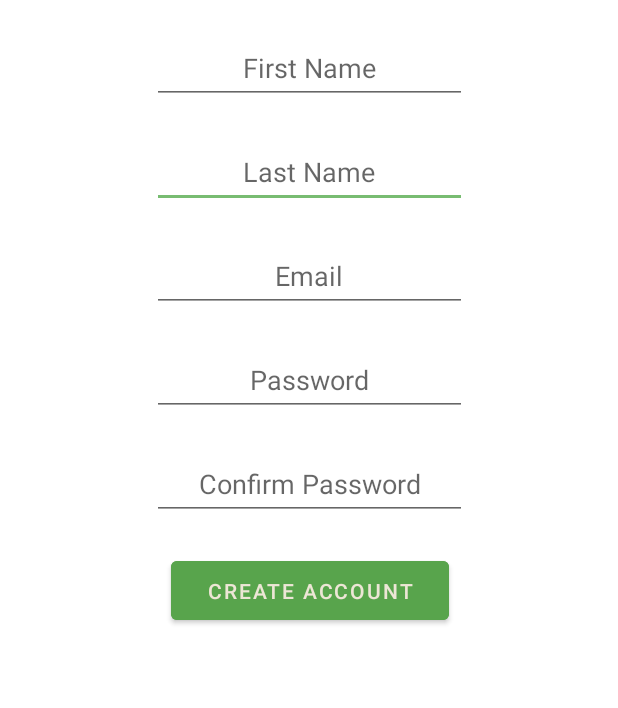
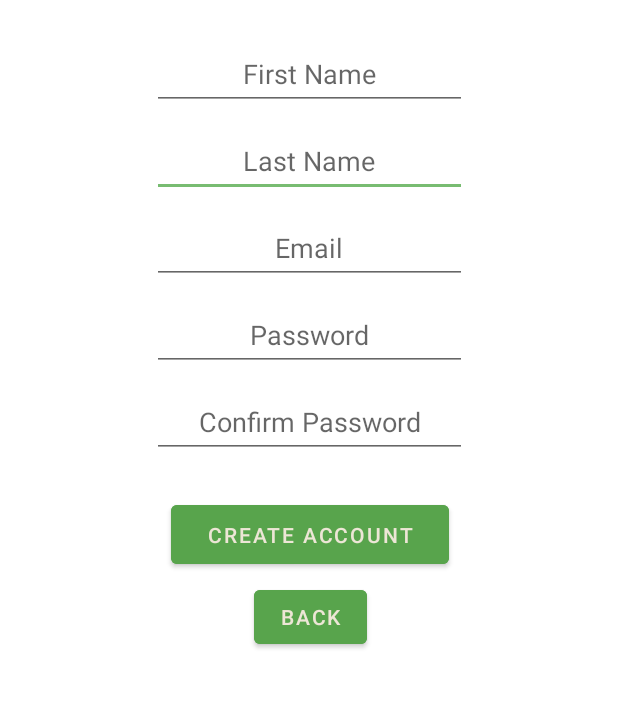
Before and after one commit to wgaines5/TheSensitiveEntree, an Android app: the Registration screen opened directly, with no data from a screen before it, on a phone screen of 412 x 824 dp, the part 319-1027 px from its top. Run offline under Robolectric (Android 15) with nearby library versions, the phone set to English and light mode, and no system bars.

Commit message:
back button

```diff
--- a/app/src/main/java/com/Lederan/SensitiveEntree/Registration.java
+++ b/app/src/main/java/com/Lederan/SensitiveEntree/Registration.java
@@ -1,7 +1,9 @@
 package com.Lederan.SensitiveEntree;
 
+import androidx.annotation.StringRes;
 import androidx.appcompat.app.AppCompatActivity;
 
+import android.content.Intent;
 import android.os.Bundle;
 import android.view.View;
 import android.widget.EditText;
@@ -28,6 +30,11 @@ public class Registration extends AppCompatActivity {
 
         if(p != c){
             x.setVisibility(View.VISIBLE);
+            c.setHint(R.string.password_match_fail);
         }
     }
+    public void onClickBack(View view){
+        Intent myIntent = new Intent(Registration.this, Login.class);
+        Registration.this.startActivity(myIntent);
+    }
 }
--- a/app/src/main/res/layout/activity_registration.xml
+++ b/app/src/main/res/layout/activity_registration.xml
@@ -21,7 +21,7 @@
         android:id="@+id/getLastName"
         android:layout_width="210dp"
         android:layout_height="48dp"
-        android:layout_marginTop="21dp"
+        android:layout_marginTop="10dp"
         android:ems="10"
         android:hint="@string/last_name"
         android:inputType="text"
@@ -35,8 +35,9 @@
         android:id="@+id/registationButton"
         android:layout_width="185dp"
         android:layout_height="51dp"
-        android:layout_marginTop="21dp"
+        android:layout_marginTop="25dp"
         android:backgroundTint="@color/dark_green"
+        android:onClick="onClickRegister"
         android:text="Create Account"
         android:textAlignment="center"
         android:textSize="14sp"
@@ -49,7 +50,7 @@
         android:id="@+id/getPassword"
         android:layout_width="210dp"
         android:layout_height="48dp"
-        android:layout_marginTop="21dp"
+        android:layout_marginTop="10dp"
         android:ems="10"
         android:hint="@string/password"
         android:inputType="textPassword"
@@ -63,7 +64,7 @@
         android:id="@+id/getFirstName"
         android:layout_width="210dp"
         android:layout_height="48dp"
-        android:layout_marginTop="21dp"
+        android:layout_marginTop="25dp"
         android:ems="10"
         android:hint="@string/first_name"
         android:inputType="text"
@@ -77,7 +78,7 @@
         android:id="@+id/getConfirmPassword"
         android:layout_width="210dp"
         android:layout_height="48dp"
-        android:layout_marginTop="21dp"
+        android:layout_marginTop="10dp"
         android:ems="10"
         android:hint="@string/confirm_password"
         android:inputType="textPassword"
@@ -91,7 +92,7 @@
         android:id="@+id/getEmail"
         android:layout_width="210dp"
         android:layout_height="48dp"
-        android:layout_marginTop="21dp"
+        android:layout_marginTop="10dp"
         android:ems="10"
         android:hint="@string/email"
         android:inputType="textEmailAddress"
@@ -119,13 +120,27 @@
         android:layout_width="wrap_content"
         android:layout_height="wrap_content"
         android:layout_marginStart="68dp"
-        android:layout_marginTop="285dp"
-        android:layout_marginBottom="179dp"
+        android:layout_marginTop="264dp"
         android:visibility="invisible"
-        app:layout_constraintBottom_toBottomOf="parent"
         app:layout_constraintEnd_toStartOf="@+id/getConfirmPassword"
+        app:layout_constraintHorizontal_bias="0.0"
         app:layout_constraintStart_toStartOf="parent"
         app:layout_constraintTop_toBottomOf="@+id/textView3"
         app:srcCompat="@android:drawable/ic_delete" />
 
+    <Button
+        android:id="@+id/button"
+        android:layout_width="75dp"
+        android:layout_height="48dp"
+        android:layout_marginTop="5dp"
+        android:backgroundTint="@color/dark_green"
+        android:onClick="onClickBack"
+        android:text="Back"
+        android:textAlignment="center"
+        android:textColor="@color/off_white"
+        android:textSize="14sp"
+        app:layout_constraintEnd_toEndOf="@+id/registationButton"
+        app:layout_constraintStart_toStartOf="@+id/registationButton"
+        app:layout_constraintTop_toBottomOf="@+id/registationButton" />
+
 </androidx.constraintlayout.widget.ConstraintLayout>
--- a/app/src/main/res/values/strings.xml
+++ b/app/src/main/res/values/strings.xml
@@ -4,6 +4,7 @@
     <string name="email">Email</string>
     <string name="password">Password</string>
     <string name="confirm_password">Confirm Password</string>
+    <string name="password_match_fail">Passwords do not match</string>
     <string name="create_account">Create Account</string>
     <string name="login">Login</string>
     <string name="app_name">The Sensitive Entrée</string>
```
